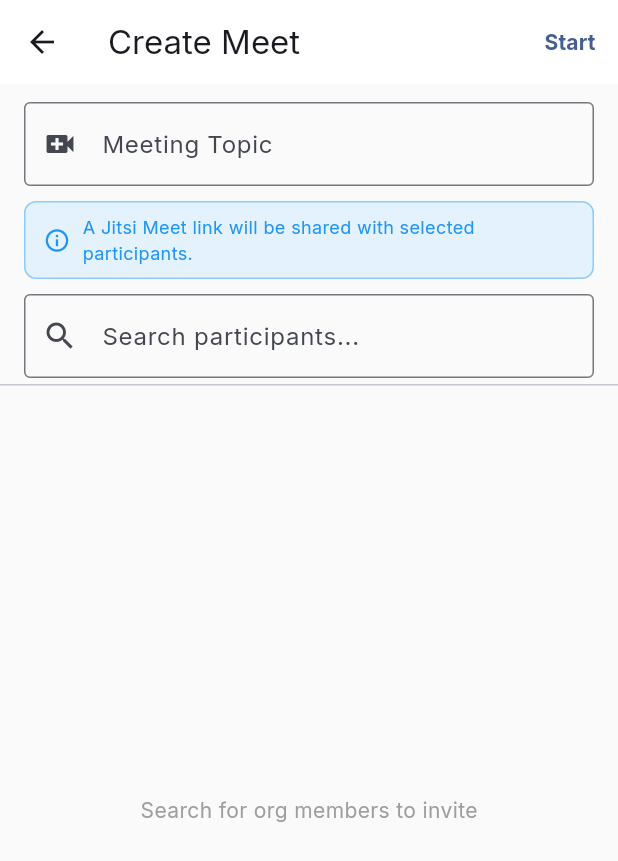
After one commit to Samrudhi1004/Ledger-Entry-Automation, a Flutter app: the CreateMeetScreen screen opened directly, on a phone screen of 412 x 824 dp. The commit adds this screen. Shown: the top 861 px of the screen. Run offline on Flutter 3.47's test engine with Material 3 defaults, Android fonts, the phone set to English and light mode, and no system bars; our stand-ins replace file_picker, flutter_linkify, flutter_secure_storage, google_fonts, image_picker, permission_handler and 1 more; missing offline and left inert: record; accounts and stored records are empty; network calls fail.

Commit message:
Fix: add missing screens, fix onRemoveReaction, fix Platform.isAndroid const error

```diff
--- /dev/null
+++ b/mobile/lib/screens/messaging/create_meet_screen.dart
@@ -0,0 +1,287 @@
+import 'package:flutter/material.dart';
+import '../../services/messaging_service.dart';
+
+class CreateMeetScreen extends StatefulWidget {
+  const CreateMeetScreen({Key? key}) : super(key: key);
+
+  @override
+  State<CreateMeetScreen> createState() => _CreateMeetScreenState();
+}
+
+class _CreateMeetScreenState extends State<CreateMeetScreen> {
+  final MessagingService _messagingService = MessagingService();
+  final TextEditingController _searchController = TextEditingController();
+  final TextEditingController _topicController = TextEditingController();
+
+  List<dynamic> _searchResults = [];
+  List<dynamic> _selectedUsers = [];
+  bool _isSearching = false;
+  bool _isCreating = false;
+
+  Future<void> _searchUsers(String query) async {
+    if (query.trim().isEmpty) {
+      setState(() => _searchResults = []);
+      return;
+    }
+    setState(() => _isSearching = true);
+    final results = await _messagingService.searchUsers(query.trim());
+    setState(() {
+      _searchResults = results;
+      _isSearching = false;
+    });
+  }
+
+  void _toggleUser(Map<String, dynamic> user) {
+    setState(() {
+      final alreadySelected = _selectedUsers.any((u) => u['id'] == user['id']);
+      if (alreadySelected) {
+        _selectedUsers.removeWhere((u) => u['id'] == user['id']);
+      } else {
+        _selectedUsers.add(user);
+      }
+    });
+  }
+
+  bool _isSelected(Map<String, dynamic> user) =>
+      _selectedUsers.any((u) => u['id'] == user['id']);
+
+  String _userName(Map<String, dynamic> user) {
+    final first = user['first_name'] ?? '';
+    final last = user['last_name'] ?? '';
+    final full = '$first $last'.trim();
+    return full.isNotEmpty ? full : user['email'] ?? 'Unknown';
+  }
+
+  /// Generates a unique Jitsi room name from topic + timestamp
+  String _generateRoomName(String topic) {
+    final slug = topic
+        .toLowerCase()
+        .replaceAll(RegExp(r'[^a-z0-9]'), '-')
+        .replaceAll(RegExp(r'-+'), '-')
+        .replaceAll(RegExp(r'^-|-$'), '');
+    final ts = DateTime.now().millisecondsSinceEpoch;
+    return '$slug-$ts';
+  }
+
+  Future<void> _createMeet() async {
+    if (_topicController.text.trim().isEmpty) {
+      ScaffoldMessenger.of(context).showSnackBar(
+        const SnackBar(content: Text('Please enter a meeting topic')),
+      );
+      return;
+    }
+    if (_selectedUsers.isEmpty) {
+      ScaffoldMessenger.of(context).showSnackBar(
+        const SnackBar(content: Text('Please select at least one participant')),
+      );
+      return;
+    }
+
+    setState(() => _isCreating = true);
+
+    final topic = _topicController.text.trim();
+    final roomName = _generateRoomName(topic);
+    final jitsiUrl = 'https://meet.jit.si/$roomName';
+
+    final participantIds =
+        _selectedUsers.map<int>((u) => u['id'] as int).toList();
+
+    // Create a group conversation for the meet
+    final conversation = await _messagingService.createConversation(
+      type: _selectedUsers.length == 1 ? 'direct' : 'group',
+      participantIds: participantIds,
+      name: _selectedUsers.length == 1 ? null : 'Meet: $topic',
+    );
+
+    if (conversation != null) {
+      final conversationId = conversation['id'].toString();
+      // Send a meeting-type message with the Jitsi link
+      await _messagingService.sendMessage(
+        content: '📅 Meeting: $topic\n$jitsiUrl',
+        messageType: 'meeting',
+        conversationId: conversationId,
+      );
+    }
+
+    setState(() => _isCreating = false);
+
+    if (mounted) {
+      if (conversation != null) {
+        Navigator.pop(context, true);
+      } else {
+        ScaffoldMessenger.of(context).showSnackBar(
+          const SnackBar(content: Text('Failed to create meeting. Please try again.')),
+        );
+      }
+    }
+  }
+
+  @override
+  void dispose() {
+    _searchController.dispose();
+    _topicController.dispose();
+    super.dispose();
+  }
+
+  @override
+  Widget build(BuildContext context) {
+    return Scaffold(
+      appBar: AppBar(
+        title: const Text('Create Meet'),
+        actions: [
+          if (_isCreating)
+            const Center(
+              child: Padding(
+                padding: EdgeInsets.only(right: 16),
+                child: SizedBox(
+                  width: 20,
+                  height: 20,
+                  child: CircularProgressIndicator(strokeWidth: 2),
+                ),
+              ),
+            )
+          else
+            TextButton(
+              onPressed: _createMeet,
+              child: const Text('Start', style: TextStyle(fontWeight: FontWeight.bold)),
+            ),
+        ],
+      ),
+      body: Column(
+        children: [
+          // Topic field
+          Padding(
+            padding: const EdgeInsets.fromLTRB(16, 12, 16, 4),
+            child: TextField(
+              controller: _topicController,
+              decoration: const InputDecoration(
+                labelText: 'Meeting Topic',
+                hintText: 'Enter a topic for the meeting',
+                border: OutlineInputBorder(),
+                prefixIcon: Icon(Icons.video_call),
+              ),
+              textCapitalization: TextCapitalization.sentences,
+            ),
+          ),
+
+          // Jitsi info banner
+          Padding(
+            padding: const EdgeInsets.symmetric(horizontal: 16, vertical: 6),
+            child: Container(
+              padding: const EdgeInsets.symmetric(horizontal: 12, vertical: 8),
+              decoration: BoxDecoration(
+                color: Colors.blue[50],
+                borderRadius: BorderRadius.circular(8),
+                border: Border.all(color: Colors.blue[200]!),
+              ),
+              child: Row(
+                children: const [
+                  Icon(Icons.info_outline, color: Colors.blue, size: 18),
+                  SizedBox(width: 8),
+                  Expanded(
+                    child: Text(
+                      'A Jitsi Meet link will be shared with selected participants.',
+                      style: TextStyle(fontSize: 12, color: Colors.blue),
+                    ),
+                  ),
+                ],
+              ),
+            ),
+          ),
+
+          // Selected participants chips
+          if (_selectedUsers.isNotEmpty)
+            Padding(
+              padding: const EdgeInsets.symmetric(horizontal: 16, vertical: 4),
+              child: Wrap(
+                spacing: 6,
+                children: _selectedUsers.map((user) {
+                  return Chip(
+                    avatar: CircleAvatar(
+                      backgroundColor: Colors.green,
+                      child: Text(
+                        _userName(user)[0].toUpperCase(),
+                        style: const TextStyle(color: Colors.white, fontSize: 12),
+                      ),
+                    ),
+                    label: Text(_userName(user)),
+                    onDeleted: () => _toggleUser(user as Map<String, dynamic>),
+                  );
+                }).toList(),
+              ),
+            ),
+
+          // Search bar
+          Padding(
+            padding: const EdgeInsets.symmetric(horizontal: 16, vertical: 4),
+            child: TextField(
+              controller: _searchController,
+              decoration: InputDecoration(
+                hintText: 'Search participants...',
+                prefixIcon: const Icon(Icons.search),
+                border: const OutlineInputBorder(),
+                suffixIcon: _searchController.text.isNotEmpty
+                    ? IconButton(
+                        icon: const Icon(Icons.clear),
+                        onPressed: () {
+                          _searchController.clear();
+                          setState(() => _searchResults = []);
+                        },
+                      )
+                    : null,
+              ),
+              onChanged: _searchUsers,
+            ),
+          ),
+
+          const Divider(height: 1),
+
+          // Results
+          Expanded(
+            child: _isSearching
+                ? const Center(child: CircularProgressIndicator())
+                : _searchResults.isEmpty && _searchController.text.isNotEmpty
+                    ? Center(
+                        child: Text(
+                          'No users found',
+                          style: TextStyle(color: Colors.grey[600]),
+                        ),
+                      )
+                    : _searchResults.isEmpty
+                        ? Center(
+                            child: Text(
+                              'Search for org members to invite',
+                              style: TextStyle(color: Colors.grey[500]),
+                            ),
+                          )
+                        : ListView.builder(
+                            itemCount: _searchResults.length,
+                            itemBuilder: (context, index) {
+                              final user = _searchResults[index] as Map<String, dynamic>;
+                              final selected = _isSelected(user);
+                              return ListTile(
+                                leading: CircleAvatar(
+                                  backgroundColor: selected ? Colors.green : Colors.grey[300],
+                                  child: Text(
+                                    _userName(user)[0].toUpperCase(),
+                                    style: TextStyle(
+                                      color: selected ? Colors.white : Colors.black54,
+                                      fontWeight: FontWeight.bold,
+                                    ),
+                                  ),
+                                ),
+                                title: Text(_userName(user)),
+                                subtitle: Text(user['email'] ?? ''),
+                                trailing: selected
+                                    ? const Icon(Icons.check_circle, color: Colors.green)
+                                    : const Icon(Icons.radio_button_unchecked, color: Colors.grey),
+                                onTap: () => _toggleUser(user),
+                              );
+                            },
+                          ),
+          ),
+        ],
+      ),
+    );
+  }
+}
--- a/mobile/lib/services/api_service.dart
+++ b/mobile/lib/services/api_service.dart
@@ -10,12 +10,20 @@ import 'package:shared_preferences/shared_preferences.dart';
 class ApiService {
   // Fix: Use 10.0.2.2 on Android debug builds (emulator/physical device loopback to host).
   // `localhost` only works inside the iOS simulator; Android needs the host alias.
-  static String baseUrl = const String.fromEnvironment('API_BASE_URL',
-      defaultValue: kDebugMode
-          ? (Platform.isAndroid
-              ? 'http://10.0.2.2:8000/api'
-              : 'http://localhost:8000/api')
-          : 'https://backend-production-343b4.up.railway.app/api');
+  static String baseUrl = _resolveBaseUrl();
+
+  static String _resolveBaseUrl() {
+    const envUrl = String.fromEnvironment('API_BASE_URL');
+    if (envUrl.isNotEmpty) return envUrl;
+    if (kDebugMode) {
+      // kIsWeb guards Platform.isAndroid — dart:io Platform is unsupported on web.
+      if (kIsWeb) return 'http://localhost:8000/api';
+      return Platform.isAndroid
+          ? 'http://10.0.2.2:8000/api'
+          : 'http://localhost:8000/api';
+    }
+    return 'https://backend-production-343b4.up.railway.app/api';
+  }
 
   // Secure storage for JWT tokens — EncryptedSharedPreferences on Android / Keychain on iOS
   static const _secure = FlutterSecureStorage(
```
Also changed, not shown: mobile/lib/screens/messaging/group_creation_screen.dart (added, +233 -0 lines), mobile/lib/widgets/messaging/message_bubble.dart (+10 -2 lines), mobile/pubspec.lock.
